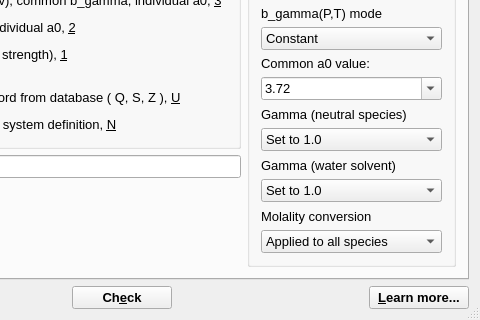
The window that gems3/vizor4/dlg4/AutoPhaseDialog4.ui (gemshub/GEMSGUI) describes before a commit, drawn with Qt 5; both pictures show x 343 to 823 and y 157 to 477 of the 823 by 477 pixel window.
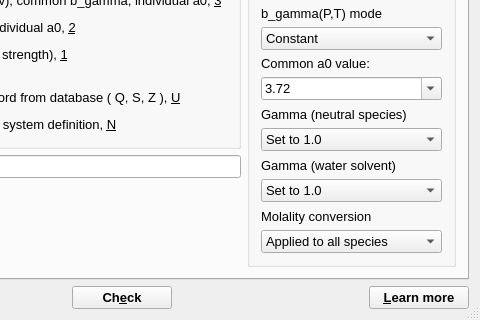
The same window after the commit.

The edit to the form file:
```diff
--- a/gems3/vizor4/dlg4/AutoPhaseDialog4.ui
+++ b/gems3/vizor4/dlg4/AutoPhaseDialog4.ui
@@ -675,7 +675,7 @@
         </font>
        </property>
        <property name="text">
-        <string>&amp;Learn more...</string>
+        <string>&amp;Learn more</string>
        </property>
        <property name="shortcut">
         <string>F1</string>
```
